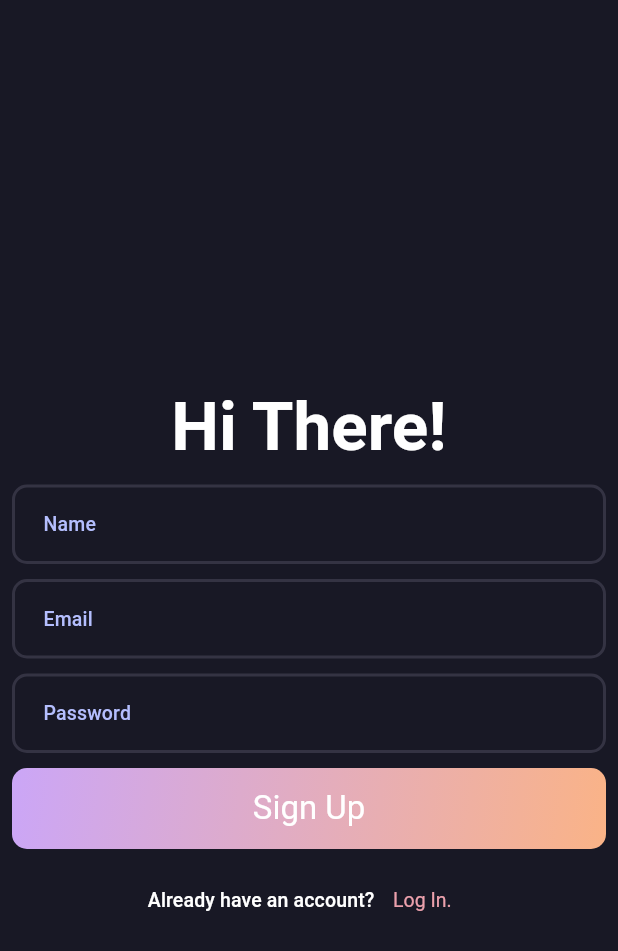
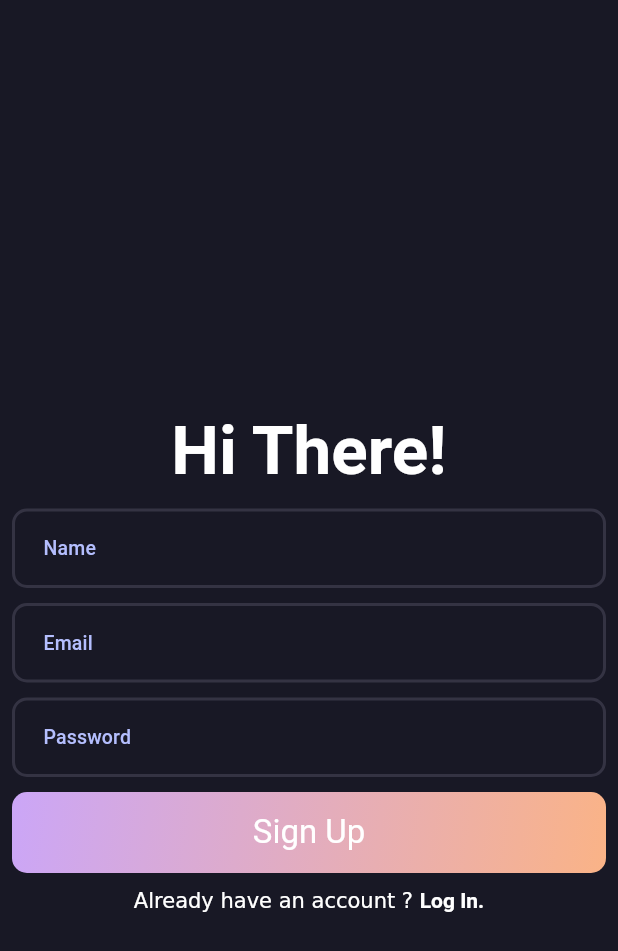
Before and after one commit to arjablc/flutify, a Flutter app: the screen it shows after launch, on a phone screen of 412 x 824 dp. Shown: the top 951 px of the screen. Run offline on Flutter 3.47's test engine with Material 3 defaults, Android fonts, the phone set to English and light mode, and no system bars; our stand-ins replace dartz, dio, equatable, flutter_riverpod, go_router, riverpod_annotation; generated files the repository leaves out were written again.

Commit message:
Integrated auth repo, with dio

```diff
--- a/flutify/analysis_options.yaml
+++ b/flutify/analysis_options.yaml
@@ -22,7 +22,11 @@ linter:
   # producing the lint.
   rules:
     # avoid_print: false  # Uncomment to disable the `avoid_print` rule
-    # prefer_single_quotes: true  # Uncomment to enable the `prefer_single_quotes` rule
+    prefer_single_quotes: true  # Uncomment to enable the `prefer_single_quotes` rule
+analyzer:
+  plugins:
+    - custom_lint
+
 
 # Additional information about this file can be found at
 # https://dart.dev/guides/language/analysis-options
--- a/flutify/lib/core/failure/failure.dart
+++ b/flutify/lib/core/failure/failure.dart
@@ -1,7 +1,17 @@
-class AppFailure {
+import 'package:equatable/equatable.dart';
+
+class AppFailure extends Equatable {
   final String message;
-  final List<Map<String, dynamic>>? detail;
   final StackTrace? trace;
 
-  AppFailure({required this.message, this.detail, this.trace});
+  const AppFailure({required this.message, this.trace});
+
+  @override
+  List<Object?> get props => [
+        message,
+      ];
+  @override
+  String toString() {
+    return "message: $message ";
+  }
 }
--- a/flutify/lib/core/http/exception_helper.dart
+++ b/flutify/lib/core/http/exception_helper.dart
@@ -5,7 +5,6 @@ import '../failure/failure.dart';
 class ExceptionHelper {
   static AppFailure dioExceptionToFailure(DioException exception) {
     late String message;
-    List<Map<String, dynamic>>? detail;
     StackTrace? trace;
 
     switch (exception.type) {
@@ -24,12 +23,11 @@ class ExceptionHelper {
       case DioExceptionType.badResponse:
         final formattedResponse = exception.response!.data;
         message = formattedResponse['message'];
-        detail = List<Map<String, dynamic>>.from(formattedResponse['detail']);
 
       default:
         message = "Something went horribly worng";
     }
 
-    return AppFailure(message: message, detail: detail, trace: trace);
+    return AppFailure(message: message, trace: trace);
   }
 }
--- a/flutify/lib/features/auth/view/pages/signup_page.dart
+++ b/flutify/lib/features/auth/view/pages/signup_page.dart
@@ -1,6 +1,7 @@
 import 'package:flutify/core/theme/app_pallete.dart';
 import 'package:flutify/features/auth/repository/auth_remote_repository.dart';
 import 'package:flutter/material.dart';
+import 'package:go_router/go_router.dart';
 
 import '../../../../core/widgets/custom_field.dart';
 
@@ -105,21 +106,17 @@ class _SignpuPageState extends State<SignupPage> {
                 const SizedBox(
                   height: 10,
                 ),
-                Row(
-                  mainAxisAlignment: MainAxisAlignment.center,
-                  children: [
-                    Text('Already have an account?',
-                        style: Theme.of(context).textTheme.titleSmall),
-                    TextButton(
-                      style: TextButton.styleFrom(
-                        padding: const EdgeInsets.all(0),
-                      ),
-                      onPressed: () {},
-                      child: const Text(
-                        'Log In.',
-                      ),
-                    ),
-                  ],
+                GestureDetector(
+                  onTap: () => context.go('/login'),
+                  child: RichText(
+                      text: const TextSpan(
+                          text: "Already have an account ? ",
+                          children: [
+                        TextSpan(
+                          text: "Log In.",
+                          style: TextStyle(fontWeight: FontWeight.bold),
+                        )
+                      ])),
                 ),
               ],
             ),
--- a/flutify/lib/main.dart
+++ b/flutify/lib/main.dart
@@ -1,10 +1,11 @@
 import 'package:flutter/material.dart';
+import 'package:flutter_riverpod/flutter_riverpod.dart';
 
 import 'core/theme/app_theme.dart';
-import "./core/router/router.dart";
+import './core/router/router.dart';
 
 void main() {
-  runApp(const MyApp());
+  runApp(const ProviderScope(child: MyApp()));
 }
 
 class MyApp extends StatelessWidget {
--- a/flutify/pubspec.yaml
+++ b/flutify/pubspec.yaml
@@ -32,18 +32,24 @@ dependencies:
   cupertino_icons: ^1.0.6
   dartz: ^0.10.1
   dio: ^5.5.0+1
+  equatable: ^2.0.5
   flutter:
     sdk: flutter
   go_router: ^14.2.7
   http: ^1.2.2
   json_annotation: ^4.9.0
+  flutter_riverpod: ^2.5.1
+  riverpod_annotation: ^2.3.5
 
 dev_dependencies:
   build_runner: ^2.4.12
+  custom_lint: ^0.6.5
   flutter_lints: ^3.0.0
   flutter_test:
     sdk: flutter
   json_serializable: ^6.8.0
+  riverpod_generator: ^2.4.3
+  riverpod_lint: ^2.3.13
 # For information on the generic Dart part of this file, see the
 # following page: https://dart.dev/tools/pub/pubspec
 # The following section is specific to Flutter packages.
```
Also changed, not shown: flutify/lib/core/http/dio.dart (+1 -7 lines), flutify/lib/features/auth/repository/auth_remote_repository.dart (+10 -12 lines), flutify/lib/features/auth/view/pages/login_page.dart (+11 -15 lines), flutify/lib/features/auth/viewmodel/auth_viewmodel.dart (added, +11 -0 lines), flutify/lib/features/auth/viewmodel/auth_viewmodel.g.dart (added), flutify/pubspec.lock.
